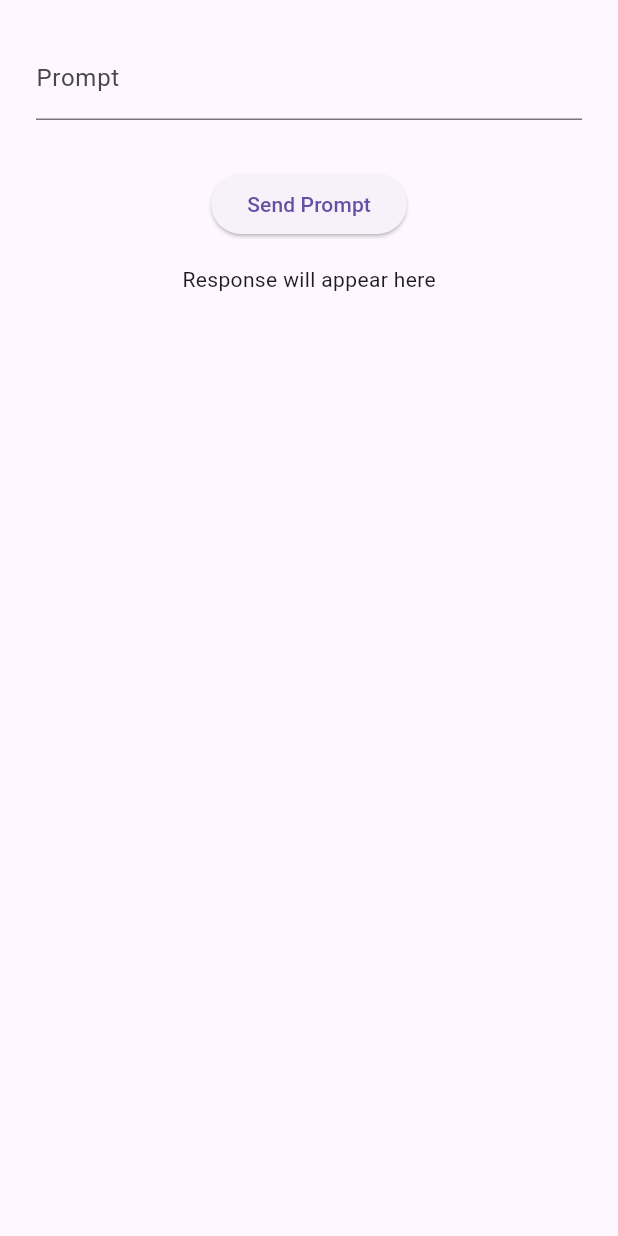
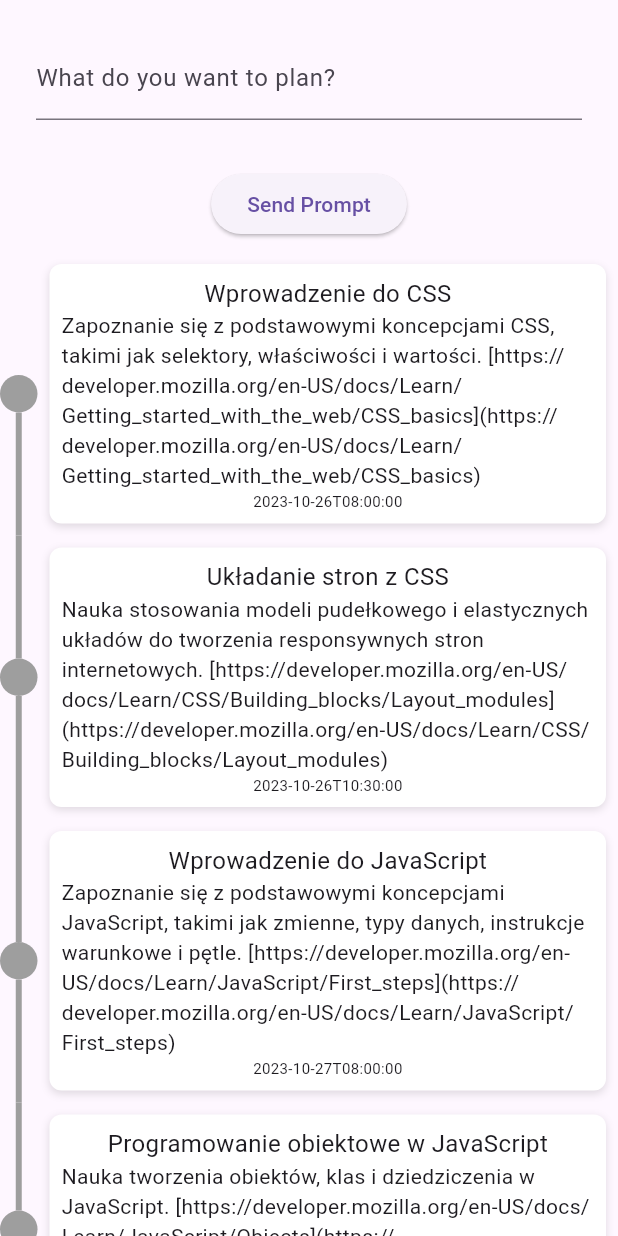
Before and after one commit to wojtekbakun/JustPlanIt, a Flutter app: the screen it shows after launch, on a phone screen of 412 x 824 dp. Run offline on Flutter 3.47's test engine with Material 3 defaults, Android fonts, the light colour scheme and no system bars; drawn by our look-alikes of timeline_tile.

Commit message:
dodanie timeline, odczyt z pliku json

```diff
--- /dev/null
+++ b/assets/events.json
@@ -0,0 +1,38 @@
+[
+  {
+    "title": "Wprowadzenie do CSS",
+    "start-time": "2023-10-26T08:00:00",
+    "end-time": "2023-10-26T10:00:00",
+    "description": "Zapoznanie się z podstawowymi koncepcjami CSS, takimi jak selektory, właściwości i wartości. [https://developer.mozilla.org/en-US/docs/Learn/Getting_started_with_the_web/CSS_basics](https://developer.mozilla.org/en-US/docs/Learn/Getting_started_with_the_web/CSS_basics)"
+  },
+  {
+    "title": "Układanie stron z CSS",
+    "start-time": "2023-10-26T10:30:00",
+    "end-time": "2023-10-26T12:30:00",
+    "description": "Nauka stosowania modeli pudełkowego i elastycznych układów do tworzenia responsywnych stron internetowych. [https://developer.mozilla.org/en-US/docs/Learn/CSS/Building_blocks/Layout_modules](https://developer.mozilla.org/en-US/docs/Learn/CSS/Building_blocks/Layout_modules)"
+  },
+  {
+    "title": "Wprowadzenie do JavaScript",
+    "start-time": "2023-10-27T08:00:00",
+    "end-time": "2023-10-27T10:00:00",
+    "description": "Zapoznanie się z podstawowymi koncepcjami JavaScript, takimi jak zmienne, typy danych, instrukcje warunkowe i pętle. [https://developer.mozilla.org/en-US/docs/Learn/JavaScript/First_steps](https://developer.mozilla.org/en-US/docs/Learn/JavaScript/First_steps)"
+  },
+  {
+    "title": "Programowanie obiektowe w JavaScript",
+    "start-time": "2023-10-27T10:30:00",
+    "end-time": "2023-10-27T12:30:00",
+    "description": "Nauka tworzenia obiektów, klas i dziedziczenia w JavaScript. [https://developer.mozilla.org/en-US/docs/Learn/JavaScript/Objects](https://developer.mozilla.org/en-US/docs/Learn/JavaScript/Objects)"
+  },
+  {
+    "title": "Wprowadzenie do React",
+    "start-time": "2023-10-28T08:00:00",
+    "end-time": "2023-10-28T10:00:00",
+    "description": "Zapoznanie się z podstawowymi koncepcjami React, takimi jak komponenty, stan i cykl życia komponentu. [https://reactjs.org/docs/getting-started.html](https://reactjs.org/docs/getting-started.html)"
+  },
+  {
+    "title": "Tworzenie aplikacji React",
+    "start-time": "2023-10-28T10:30:00",
+    "end-time": "2023-10-28T12:30:00",
+    "description": "Nauka tworzenia aplikacji internetowych za pomocą React i narzędzi takich jak Create React App. [https://reactjs.org/docs/create-a-new-react-app.html](https://reactjs.org/docs/create-a-new-react-app.html)"
+  }
+]
--- a/lib/chat_page.dart
+++ b/lib/chat_page.dart
@@ -1,15 +1,14 @@
+import 'package:calend/http_functions.dart';
 import 'package:flutter/material.dart';
-import 'package:http/http.dart' as http;
-import 'dart:convert';
 
-class ChatPage extends StatefulWidget {
-  const ChatPage({super.key});
+class ChatWidget extends StatefulWidget {
+  const ChatWidget({super.key});
 
   @override
-  State<ChatPage> createState() => _ChatPageState();
+  State<ChatWidget> createState() => _ChatWidgetState();
 }
 
-class _ChatPageState extends State<ChatPage> {
+class _ChatWidgetState extends State<ChatWidget> {
   final TextEditingController controller = TextEditingController();
   String response = 'Response will appear here';
 
@@ -21,9 +20,7 @@ class _ChatPageState extends State<ChatPage> {
 
   @override
   Widget build(BuildContext context) {
-    return Scaffold(
-      body: Center(
-        child: Column(
+    return Column(
       children: [
         Padding(
           padding: const EdgeInsets.all(24.0),
@@ -37,7 +34,7 @@ class _ChatPageState extends State<ChatPage> {
             onPressed: () async {
               try {
                 final result = await fetchResponse(
-                        'http://localhost:3000/chat', controller.text);
+                    'http://localhost:4000/generate', controller.text);
                 setState(() {
                   response = result;
                 });
@@ -50,12 +47,7 @@ class _ChatPageState extends State<ChatPage> {
             child: const Text('Send Prompt'),
           ),
         ),
-            ResponseBox(
-              response: response,
-            ),
       ],
-        ),
-      ),
     );
   }
 }
@@ -69,8 +61,8 @@ class PromptField extends StatelessWidget {
     return TextField(
       controller: controller,
       decoration: const InputDecoration(
-        labelText: 'Prompt',
-        hintText: 'Enter a prompt',
+        labelText: 'What do you want to plan?',
+        hintText: 'I want to learn CSS in 3 weeks.',
       ),
     );
   }
@@ -85,29 +77,7 @@ class ResponseBox extends StatelessWidget {
     return Padding(
       padding: const EdgeInsets.all(8.0),
       child: Text(response),
+      //child: List,
     );
   }
 }
-
-Future<String> fetchResponse(String url, String text) async {
-  final response = await http.post(
-    Uri.parse(url),
-    headers: <String, String>{
-      'Content-Type': 'application/json; charset=UTF-8',
-    },
-    body: jsonEncode(<String, String>{
-      "prompt": text,
-    }),
-  );
-
-  if (response.statusCode == 200) {
-    // Jeśli serwer zwróci odpowiedź 200 OK, zwróć ciało odpowiedzi.
-    debugPrint("code 200");
-    return response.body;
-  } else {
-    // Jeśli serwer nie zwróci odpowiedzi 200 OK,
-    // rzuć wyjątek.
-    debugPrint("code ${response.statusCode}");
-    throw Exception('Failed to load data');
-  }
-}
--- /dev/null
+++ b/lib/event_card.dart
@@ -0,0 +1,53 @@
+import 'package:flutter/material.dart';
+
+class EventCard extends StatelessWidget {
+  final String title;
+  final String description;
+  final String date;
+  const EventCard(
+      {super.key,
+      required this.title,
+      required this.description,
+      required this.date});
+
+  @override
+  Widget build(BuildContext context) {
+    return Container(
+      margin: const EdgeInsets.all(8),
+      padding: const EdgeInsets.all(8),
+      decoration: BoxDecoration(
+        color: Colors.white,
+        borderRadius: BorderRadius.circular(8),
+        boxShadow: const [
+          BoxShadow(
+            color: Colors.black12,
+            blurRadius: 4,
+            offset: Offset(0, 2),
+          ),
+        ],
+      ),
+      child: Column(
+        children: [
+          Text(
+            title,
+            style: TextStyle(
+              fontSize: 16,
+            ),
+          ),
+          Text(
+            description,
+            style: TextStyle(
+              fontSize: 14,
+            ),
+          ),
+          Text(
+            date,
+            style: TextStyle(
+              fontSize: 10,
+            ),
+          ),
+        ],
+      ),
+    );
+  }
+}
--- /dev/null
+++ b/lib/http_functions.dart
@@ -0,0 +1,26 @@
+import 'package:flutter/material.dart';
+import 'package:http/http.dart' as http;
+import 'dart:convert';
+
+Future<String> fetchResponse(String url, String text) async {
+  final response = await http.post(
+    Uri.parse(url),
+    headers: <String, String>{
+      'Content-Type': 'application/json; charset=UTF-8',
+    },
+    body: jsonEncode(<String, String>{
+      "prompt": text,
+    }),
+  );
+
+  if (response.statusCode == 200) {
+    // Jeśli serwer zwróci odpowiedź 200 OK, zwróć ciało odpowiedzi.
+    debugPrint("code 200");
+    return response.body;
+  } else {
+    // Jeśli serwer nie zwróci odpowiedzi 200 OK,
+    // rzuć wyjątek.
+    debugPrint("code ${response.statusCode}");
+    throw Exception('Failed to load data');
+  }
+}
--- a/lib/main.dart
+++ b/lib/main.dart
@@ -1,4 +1,4 @@
-import 'package:calend/chat_page.dart';
+import 'package:calend/timeline_page.dart';
 import 'package:flutter/material.dart';
 
 void main() {
@@ -16,7 +16,7 @@ class MyApp extends StatelessWidget {
       theme: ThemeData(
         useMaterial3: true,
       ),
-      home: const ChatPage(),
+      home: const TimelinePage(),
     );
   }
 }
--- /dev/null
+++ b/lib/timeline_page.dart
@@ -0,0 +1,61 @@
+import 'package:calend/chat_page.dart';
+import 'package:calend/timeline_s.dart';
+import 'package:flutter/material.dart';
+import 'dart:convert';
+import 'package:flutter/services.dart';
+
+class TimelinePage extends StatelessWidget {
+  const TimelinePage({super.key});
+
+  @override
+  Widget build(BuildContext context) {
+    return Scaffold(
+      body: Center(
+        child: Column(
+          children: [
+            ChatWidget(),
+            Expanded(
+              child: FutureBuilder<List<dynamic>>(
+                future: readJsonFile(),
+                builder: (context, snapshot) {
+                  if (snapshot.connectionState == ConnectionState.waiting) {
+                    return const CircularProgressIndicator();
+                  } else if (snapshot.hasError) {
+                    return Text('Error: ${snapshot.error}');
+                  } else {
+                    // Dane zostały załadowane
+                    final events = snapshot.data!;
+                    return ListView.builder(
+                      itemCount: events.length,
+                      itemBuilder: (context, index) {
+                        final event = events[index];
+                        return MyTimelineTile(
+                          isFirst: index == 0,
+                          isLast: index == events.length - 1,
+                          title: event["title"],
+                          description: event["description"],
+                          date: event["start-time"],
+                        );
+                      },
+                    );
+                  }
+                },
+              ),
+            ),
+          ],
+        ),
+      ),
+    );
+  }
+}
+
+Future<List<dynamic>> readJsonFile() async {
+  try {
+    String jsonString = await rootBundle.loadString('assets/events.json');
+    List<dynamic> data = json.decode(jsonString);
+    return data;
+  } catch (e) {
+    print('Error reading JSON file: $e');
+    return [];
+  }
+}
--- /dev/null
+++ b/lib/timeline_s.dart
@@ -0,0 +1,34 @@
+import "package:calend/event_card.dart";
+import "package:flutter/material.dart";
+import "package:timeline_tile/timeline_tile.dart";
+
+class MyTimelineTile extends StatelessWidget {
+  final bool? isFirst;
+  final bool? isLast;
+  final bool? isPast;
+
+  final String title;
+  final String description;
+  final String date;
+  const MyTimelineTile(
+      {super.key,
+      this.isFirst,
+      this.isLast,
+      this.isPast,
+      required this.title,
+      required this.description,
+      required this.date});
+
+  @override
+  Widget build(BuildContext context) {
+    return TimelineTile(
+      endChild: EventCard(
+        title: title,
+        description: description,
+        date: date,
+      ),
+      isFirst: isFirst ?? false,
+      isLast: isLast ?? false,
+    );
+  }
+}
```
Also changed, not shown: pubspec.yaml (+4 -3 lines), pubspec.lock. Lines whose indentation alone changed are shown as unchanged.
